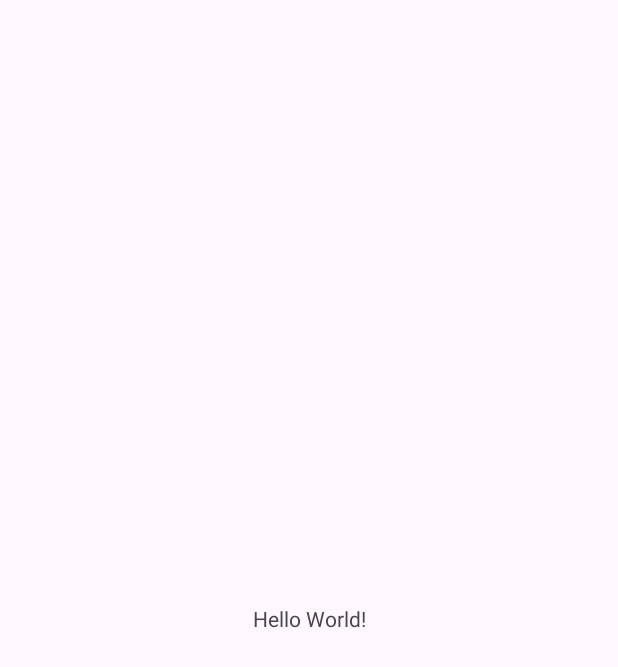
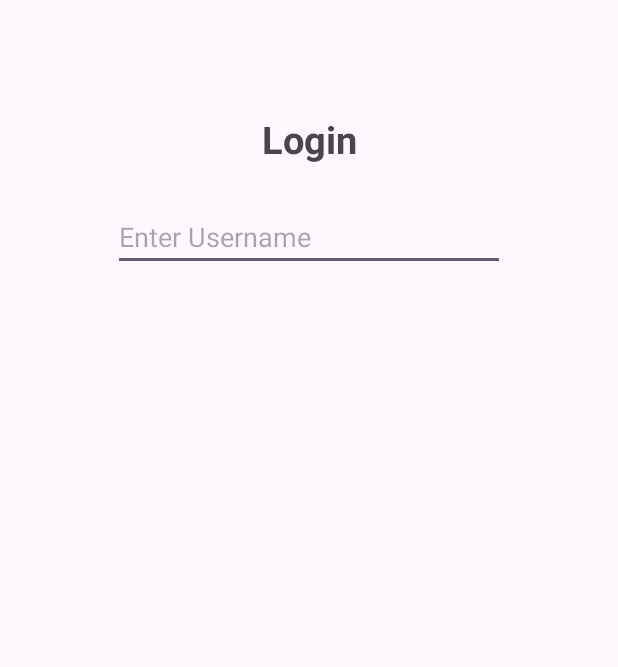
Before and after one commit to Kimchiigu/Nyanshop, an Android app: the screen it shows after launch (MainActivity), on a phone screen of 412 x 824 dp. Before the commit the part shown is almost empty. Shown: the top 667 px of the screen. Run offline under Robolectric (Android 15) with nearby library versions, the phone set to English and light mode, and no system bars.

Commit message:
testing xml login page

```diff
--- a/app/src/main/res/layout/activity_main.xml
+++ b/app/src/main/res/layout/activity_main.xml
@@ -5,15 +5,31 @@
     android:id="@+id/main"
     android:layout_width="match_parent"
     android:layout_height="match_parent"
-    tools:context=".MainActivity">
+    tools:context=".MainActivity"
+    android:layout_margin="50dp"
+    >
 
     <TextView
+        android:id="@+id/tv_login"
         android:layout_width="wrap_content"
         android:layout_height="wrap_content"
-        android:text="Hello World!"
-        app:layout_constraintBottom_toBottomOf="parent"
-        app:layout_constraintEnd_toEndOf="parent"
-        app:layout_constraintStart_toStartOf="parent"
-        app:layout_constraintTop_toTopOf="parent" />
+        android:text="Login"
+        app:layout_constraintTop_toTopOf="parent"
+        app:layout_constraintLeft_toLeftOf="parent"
+        app:layout_constraintRight_toRightOf="parent"
+        android:layout_marginTop="25dp"
+        android:textSize="25sp"
+        android:textStyle="bold"
+        />
+
+    <EditText
+        android:layout_width="match_parent"
+        android:layout_height="wrap_content"
+        app:layout_constraintTop_toBottomOf="@id/tv_login"
+        android:hint="Enter Username"
+        android:layout_marginTop="25dp"
+        android:layout_marginHorizontal="25dp"
+        />
+
 
 </androidx.constraintlayout.widget.ConstraintLayout>
```
